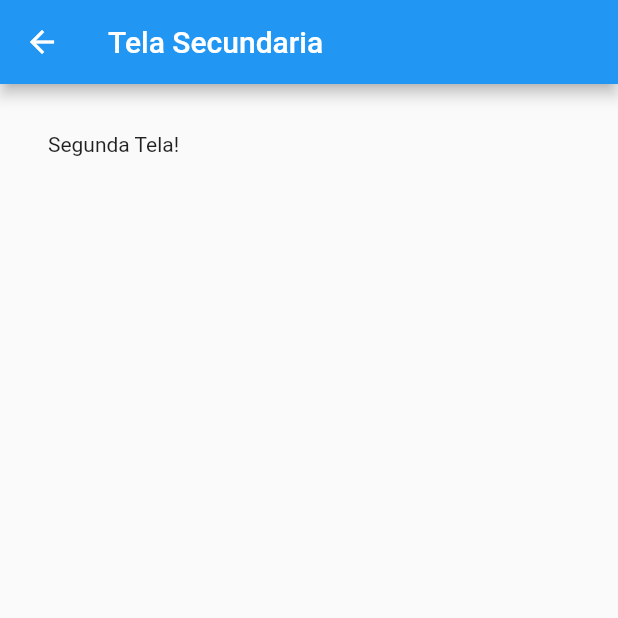
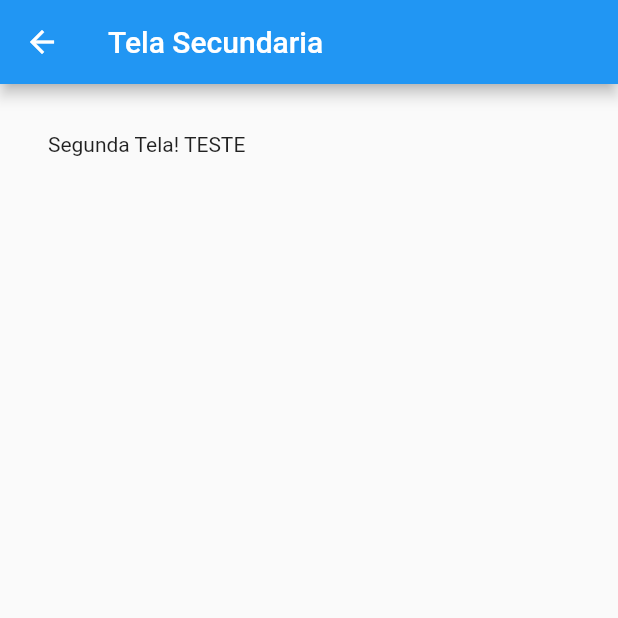
Before and after one commit to barbosadev/Flutter-Udemy, a Flutter app: the screen it shows after launch, after a tap on "Segunda Tela", on a phone screen of 412 x 824 dp, the top half of it. Run offline on Flutter 3.47's test engine with Material 2 defaults, Android fonts, the phone set to English and light mode, and no system bars.

Commit message:
Passando dados entre telas

```diff
--- a/navegacao_entre_telas/lib/TelaSecundaria.dart
+++ b/navegacao_entre_telas/lib/TelaSecundaria.dart
@@ -1,6 +1,11 @@
 import 'package:flutter/material.dart';
 
 class TelaSecundaria extends StatefulWidget {
+
+  String valor;
+
+  TelaSecundaria(this.valor);
+
   @override
   _TelaSecundariaState createState() => _TelaSecundariaState();
 }
@@ -17,7 +22,7 @@ class _TelaSecundariaState extends State<TelaSecundaria> {
         padding: EdgeInsets.all(32),
         child: Column(
           children: <Widget>[
-            Text("Segunda Tela!")
+            Text("Segunda Tela! ${widget.valor}")
           ],
         ),
       ),
--- a/navegacao_entre_telas/lib/main.dart
+++ b/navegacao_entre_telas/lib/main.dart
@@ -29,7 +29,7 @@ class _TelaPrincipalState extends State<TelaPrincipal> {
                     Navigator.push(
                       context,
                       MaterialPageRoute(
-                        builder: (context) => TelaSecundaria()
+                        builder: (context) => TelaSecundaria("TESTE")
                       )
                     );
                   },
```
